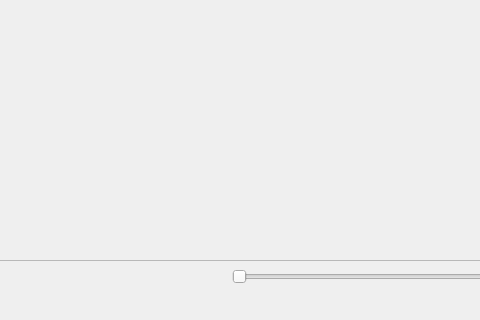
Qt form src/mainwindow.ui (Sefrwahed/LogicSim) before a commit; both pictures show x 408 to 888 and y 492 to 812 of the 1280 by 812 pixel window.
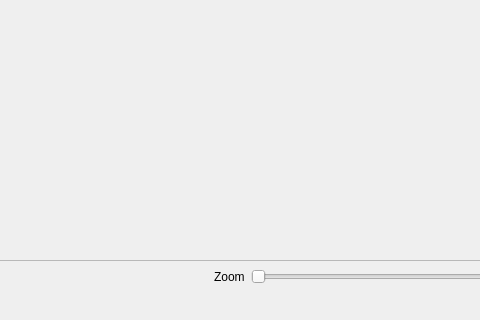
The same form after that commit. Icons and pictures are not drawn.

Commit message: #38 - zoom in and out not smooth and can be better

```diff
--- a/src/mainwindow.ui
+++ b/src/mainwindow.ui
@@ -86,6 +86,13 @@
         </property>
        </spacer>
       </item>
+      <item>
+       <widget class="QLabel" name="label">
+        <property name="text">
+         <string>Zoom</string>
+        </property>
+       </widget>
+      </item>
       <item>
        <widget class="QSlider" name="horizontalSlider">
         <property name="orientation">
```
Left out of the diff: 2 changed lines with no effect on the pictures. The commit also changes 3 other files.
